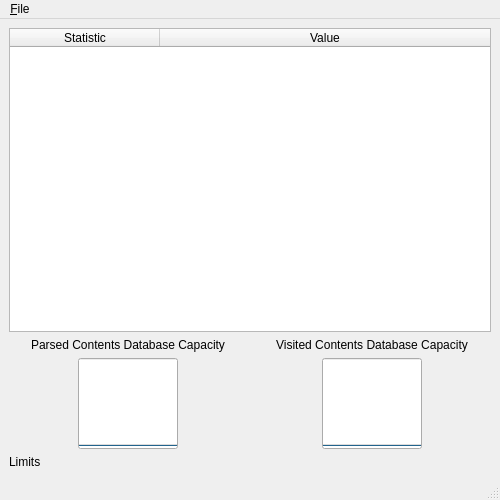
This is UI/pandamonium_statistics.ui in nurfalie/pandamonium as Qt 5 draws it before an edit. The edited form follows.
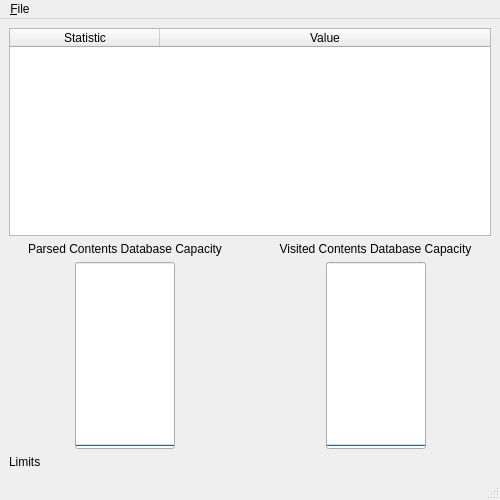
This is the edited form. Icons and pictures are not drawn.

Diff of the .ui file:
```diff
--- a/UI/pandamonium_statistics.ui
+++ b/UI/pandamonium_statistics.ui
@@ -88,12 +88,6 @@
           </item>
           <item>
            <widget class="QProgressBar" name="parsed_urls_capacity">
-            <property name="sizePolicy">
-             <sizepolicy hsizetype="Fixed" vsizetype="Fixed">
-              <horstretch>0</horstretch>
-              <verstretch>0</verstretch>
-             </sizepolicy>
-            </property>
             <property name="minimumSize">
              <size>
               <width>100</width>
@@ -131,6 +125,13 @@
         </item>
        </layout>
       </item>
+      <item>
+       <widget class="QLabel" name="pixmap">
+        <property name="scaledContents">
+         <bool>true</bool>
+        </property>
+       </widget>
+      </item>
       <item>
        <layout class="QVBoxLayout" name="verticalLayout_2">
         <item>
@@ -163,12 +164,6 @@
           </item>
           <item>
            <widget class="QProgressBar" name="visited_urls_capacity">
-            <property name="sizePolicy">
-             <sizepolicy hsizetype="Fixed" vsizetype="Fixed">
-              <horstretch>0</horstretch>
-              <verstretch>0</verstretch>
-             </sizepolicy>
-            </property>
             <property name="minimumSize">
              <size>
               <width>100</width>
```
Left out of the diff: 1 changed line with no effect on the pictures.
